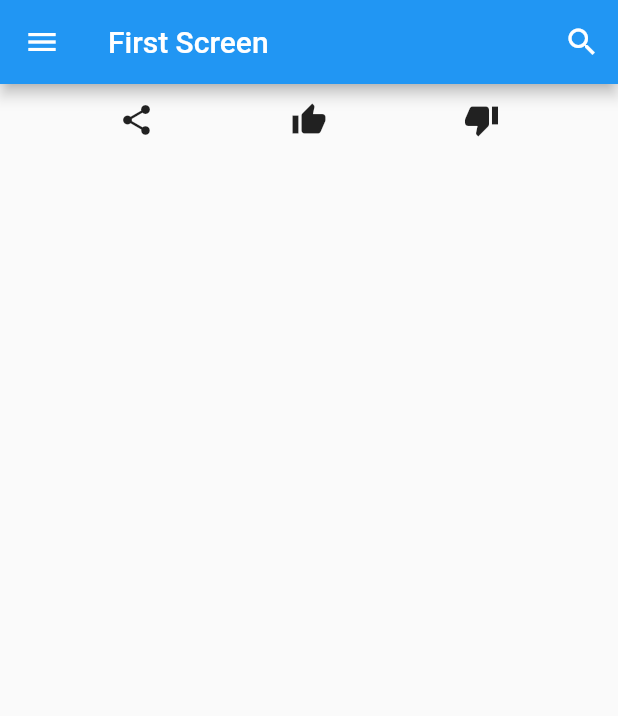
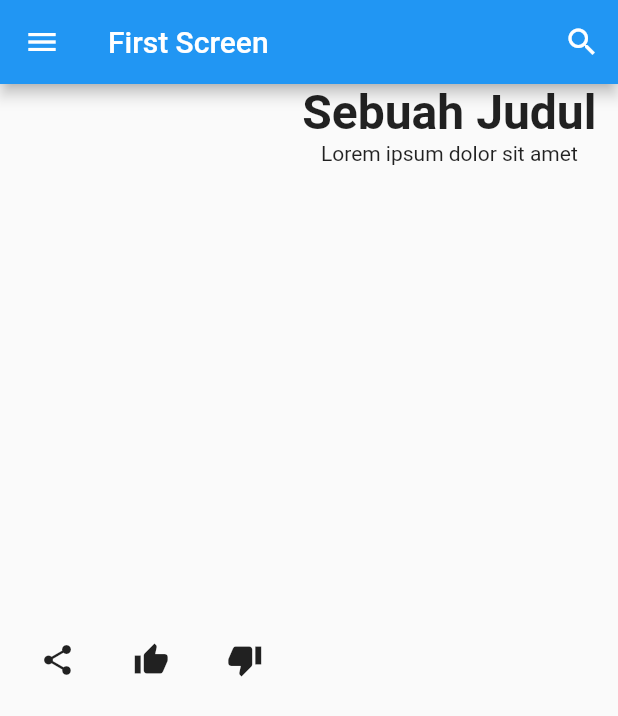
Before and after one commit to akhdanpangestuajiwidodo/GeneralWidgetColumnAndRow, a Flutter app: the screen it shows after launch, on a phone screen of 412 x 824 dp. Shown: the top 716 px of the screen. Run offline on Flutter 3.47's test engine with Material 2 defaults, Android fonts, the phone set to English and light mode, and no system bars.

Commit message:
create column widget

```diff
--- a/lib/main.dart
+++ b/lib/main.dart
@@ -55,6 +55,16 @@ class FirstScreen extends StatelessWidget{
           IconButton(icon: Icon(Icons.share), onPressed: () {  },),
           IconButton(icon: Icon(Icons.thumb_up), onPressed: () {  },),
           IconButton(icon: Icon(Icons.thumb_down), onPressed: () {  },),
+
+          Column(
+            children: <Widget>[
+              Text(
+                'Sebuah Judul',
+                style: TextStyle(fontSize: 32, fontWeight: FontWeight.bold),
+              ),
+              Text('Lorem ipsum dolor sit amet'),
+            ],
+          )
         ],
       ),
     );
```
